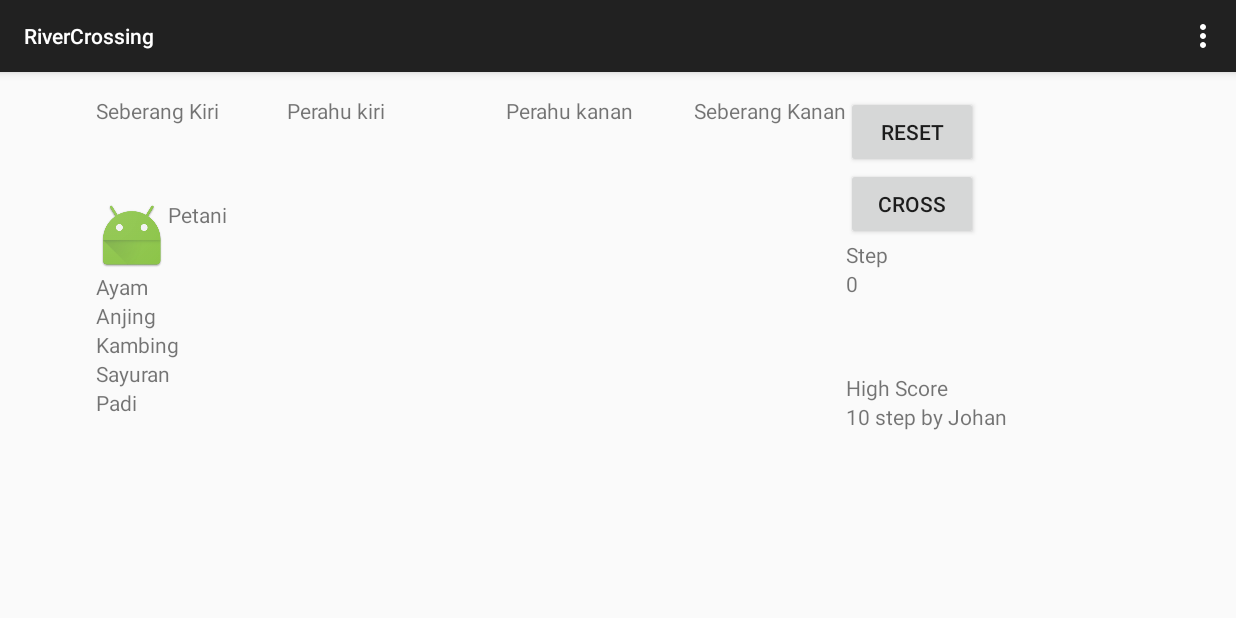
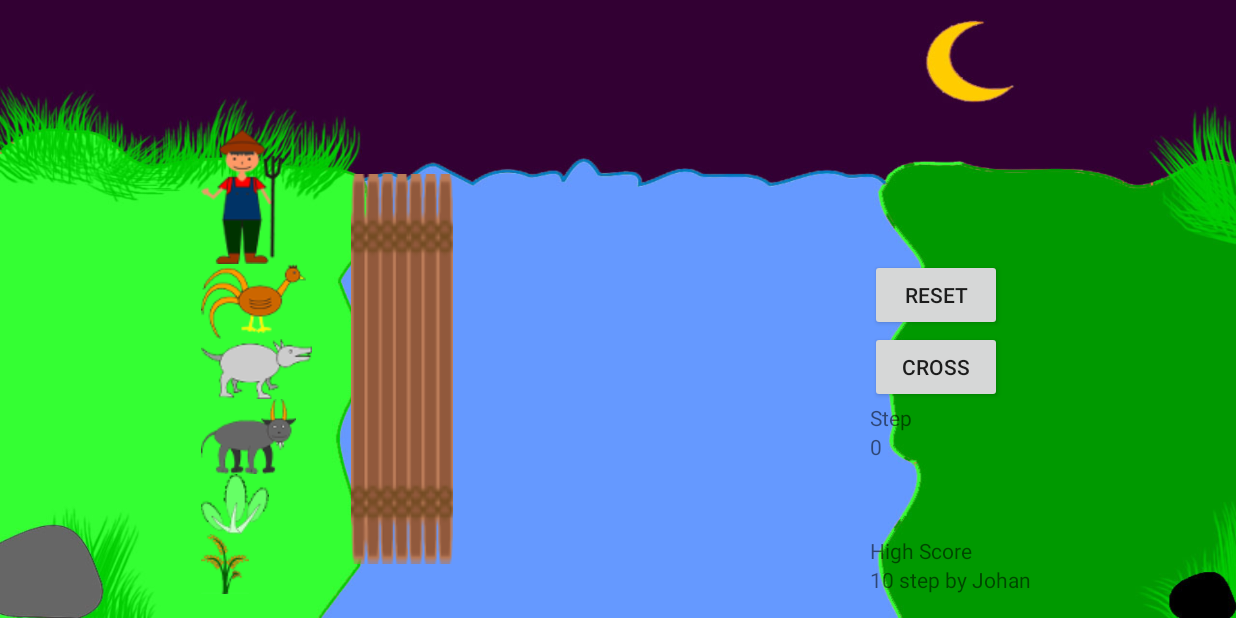
Before and after one commit to gunantosteven/RiverCrossing, an Android app: the screen it shows after launch (MainActivity), on a phone screen of 824 x 412 dp (held sideways). Run offline under Robolectric (Android 15) with nearby library versions, the phone set to English and light mode, and no system bars.

Commit message:
update using image

```diff
--- a/app/src/main/java/com/gunsoft/rivercrossing/MainActivity.java
+++ b/app/src/main/java/com/gunsoft/rivercrossing/MainActivity.java
@@ -13,6 +13,7 @@ import android.view.MotionEvent;
 import android.view.View;
 import android.view.ViewGroup;
 import android.view.ViewParent;
+import android.view.Window;
 import android.widget.Button;
 import android.widget.LinearLayout;
 import android.widget.RelativeLayout;
@@ -32,6 +33,7 @@ public class MainActivity extends ActionBarActivity {
     @Override
     protected void onCreate(Bundle savedInstanceState) {
         super.onCreate(savedInstanceState);
+        getSupportActionBar().hide(); // << hide title bar
         setContentView(R.layout.activity_main);
 
         linearlayout = (LinearLayout) findViewById(R.id.linearlayout);
@@ -48,6 +50,9 @@ public class MainActivity extends ActionBarActivity {
         Button btnReset = (Button) findViewById(R.id.btnReset);
 
         txtStep = (TextView) findViewById(R.id.txtStep);
+
+        // hide perahu kanan
+        perahuKanan.setVisibility(View.INVISIBLE);
 
         //Urutan Logika IF
         // IF pertama seberang Kiri
@@ -450,15 +455,15 @@ public class MainActivity extends ActionBarActivity {
                     Toast.makeText(getApplicationContext(), "Petani perlu ada di kapal", Toast.LENGTH_SHORT).show();
                     return;
                 }
-                else if(count == 1)
+                else if(count == 0)
                 {
                     Toast.makeText(getApplicationContext(), "Tidak bisa menyebrang tidak ada objek", Toast.LENGTH_SHORT).show();
                     return;
                 }
                 // start to move
-                for(int i = 1; count > i; i++)
+                for(int i = 0; count > i; i++)
                 {
-                    TextView t = (TextView) sisiPerahuSekarang.getChildAt(1);
+                    TextView t = (TextView) sisiPerahuSekarang.getChildAt(0);
                     ((ViewGroup)t.getParent()).removeView(t);
                     if(letakPerahu.equals("kiri"))
                     {
@@ -475,15 +480,19 @@ public class MainActivity extends ActionBarActivity {
                 {
                     letakPerahu = "kanan";
                     sisiPerahuSekarang = perahuKanan;
+                    perahuKanan.setVisibility(View.VISIBLE);
+                    perahuKiri.setVisibility(View.INVISIBLE);
                 }
                 else
                 {
                     letakPerahu = "kiri";
                     sisiPerahuSekarang = perahuKiri;
+                    perahuKanan.setVisibility(View.INVISIBLE);
+                    perahuKiri.setVisibility(View.VISIBLE);
                 }
 
                 // check if win
-                if(seberangKiri.getChildCount() == 1)
+                if(seberangKiri.getChildCount() == 0)
                 {
                     tryagain();
                 }
@@ -497,7 +506,7 @@ public class MainActivity extends ActionBarActivity {
 
     public boolean checkPerahu()
     {
-        if(sisiPerahuSekarang.getChildCount() <= 3)
+        if(sisiPerahuSekarang.getChildCount() < 3)
         {
             return true;
         }
@@ -535,6 +544,11 @@ public class MainActivity extends ActionBarActivity {
 
                 sisiPerahuSekarang = perahuKiri;
                 letakPerahu = "kiri";
+
+                // hide perahu kanan
+                perahuKanan.setVisibility(View.INVISIBLE);
+                // show perahu kiri
+                perahuKiri.setVisibility(View.VISIBLE);
 
                 // reset step
                 step = 0;
@@ -592,6 +606,11 @@ public class MainActivity extends ActionBarActivity {
 
                 sisiPerahuSekarang = perahuKiri;
                 letakPerahu = "kiri";
+
+                // hide perahu kanan
+                perahuKanan.setVisibility(View.INVISIBLE);
+                // show perahu kiri
+                perahuKiri.setVisibility(View.VISIBLE);
 
                 // reset step
                 step = 0;
--- a/app/src/main/res/layout/activity_main.xml
+++ b/app/src/main/res/layout/activity_main.xml
@@ -3,7 +3,8 @@
     android:layout_height="match_parent" android:paddingLeft="@dimen/activity_horizontal_margin"
     android:paddingRight="@dimen/activity_horizontal_margin"
     android:paddingTop="@dimen/activity_vertical_margin"
-    android:paddingBottom="@dimen/activity_vertical_margin" tools:context=".MainActivity">
+    android:paddingBottom="@dimen/activity_vertical_margin" tools:context=".MainActivity"
+    android:background="@drawable/background">
 
 
 
@@ -15,66 +16,65 @@
 
         <LinearLayout
             android:orientation="vertical"
-            android:layout_width="wrap_content"
+            android:layout_width="80dp"
             android:layout_height="match_parent"
-            android:id="@+id/linearSeberangKiri">
+            android:id="@+id/linearSeberangKiri"
+            android:gravity="bottom"
+            android:layout_marginRight="0dp"
+            android:layout_marginLeft="70dp"
+            android:layout_marginTop="10dp">
 
             <TextView
                 android:layout_width="wrap_content"
                 android:layout_height="wrap_content"
-                android:text="Seberang Kiri"
-                android:id="@+id/txtSeberangKiri"
-                android:layout_marginBottom="50dp" />
-
-            <TextView android:text="Petani" android:layout_width="wrap_content"
-                android:layout_height="wrap_content"
                 android:id="@+id/txtPetani"
-                android:drawableLeft="@mipmap/ic_launcher" />
+                android:layout_alignParentBottom="true"
+                android:drawableLeft="@drawable/petani" />
 
             <TextView
                 android:layout_width="wrap_content"
                 android:layout_height="wrap_content"
-                android:text="Ayam"
+                android:text=""
                 android:id="@+id/txtAyam"
                 android:layout_below="@+id/txtPetani"
-                android:layout_alignParentLeft="true"
-                android:layout_alignParentStart="true" />
+                android:layout_alignParentBottom="true"
+                android:drawableLeft="@drawable/ayam"/>
 
             <TextView
                 android:layout_width="wrap_content"
                 android:layout_height="wrap_content"
-                android:text="Anjing"
+                android:text=""
                 android:id="@+id/txtAnjing"
                 android:layout_below="@+id/txtAyam"
-                android:layout_alignParentLeft="true"
-                android:layout_alignParentStart="true" />
+                android:layout_alignParentBottom="true"
+                android:drawableLeft="@drawable/anjing"/>
 
             <TextView
                 android:layout_width="wrap_content"
                 android:layout_height="wrap_content"
-                android:text="Kambing"
+                android:text=""
                 android:id="@+id/txtKambing"
                 android:layout_below="@+id/txtAnjing"
-                android:layout_alignParentLeft="true"
-                android:layout_alignParentStart="true" />
+                android:layout_alignParentBottom="true"
+                android:drawableLeft="@drawable/kambing"/>
 
             <TextView
                 android:layout_width="wrap_content"
                 android:layout_height="wrap_content"
-                android:text="Sayuran"
+                android:text=""
                 android:id="@+id/txtSayuran"
                 android:layout_below="@+id/txtKambing"
-                android:layout_alignParentLeft="true"
-                android:layout_alignParentStart="true" />
+                android:layout_alignParentBottom="true"
+                android:drawableLeft="@drawable/sayur"/>
 
             <TextView
                 android:layout_width="wrap_content"
                 android:layout_height="wrap_content"
-                android:text="Padi"
+                android:text=""
                 android:id="@+id/txtPadi"
                 android:layout_below="@+id/txtSayuran"
-                android:layout_alignParentLeft="true"
-                android:layout_alignParentStart="true" />
+                android:layout_alignParentBottom="true"
+                android:drawableLeft="@drawable/padi"/>
 
         </LinearLayout>
 
@@ -83,16 +83,12 @@
             android:orientation="vertical"
             android:layout_width="wrap_content"
             android:layout_height="match_parent"
-            android:layout_marginLeft="40dp"
-            android:layout_marginRight="40dp"
-            android:id="@+id/linearPerahuKiri">
-
-            <TextView
-                android:layout_width="wrap_content"
-                android:layout_height="wrap_content"
-                android:text="Perahu kiri"
-                android:id="@+id/txtPerahuKiri"
-                android:layout_marginBottom="50dp" />
+            android:layout_marginLeft="20dp"
+            android:layout_marginRight="80dp"
+            android:id="@+id/linearPerahuKiri"
+            android:layout_marginTop="100dp"
+            android:background="@drawable/rakit"
+            android:layout_marginBottom="20dp">
 
         </LinearLayout>
 
@@ -100,16 +96,21 @@
             android:orientation="vertical"
             android:layout_width="wrap_content"
             android:layout_height="match_parent"
-            android:layout_marginLeft="40dp"
+            android:layout_marginLeft="10dp"
             android:layout_marginRight="40dp"
-            android:id="@+id/linearPerahuKanan">
+            android:id="@+id/linearPerahuKanan"
+            android:layout_marginTop="100dp"
+            android:layout_marginBottom="20dp"
+            android:background="@drawable/rakit">
 
-            <TextView
-                android:layout_width="wrap_content"
-                android:layout_height="wrap_content"
-                android:text="Perahu kanan"
-                android:id="@+id/txtPerahuKanan"
-                android:layout_marginBottom="50dp" />
+        </LinearLayout>
+
+        <LinearLayout
+            android:orientation="vertical"
+            android:layout_width="80dp"
+            android:layout_height="match_parent"
+            android:id="@+id/linearSeberangKanan"
+            android:layout_marginTop="10dp">
 
         </LinearLayout>
 
@@ -117,21 +118,7 @@
             android:orientation="vertical"
             android:layout_width="wrap_content"
             android:layout_height="match_parent"
-            android:id="@+id/linearSeberangKanan">
-
-            <TextView
-                android:layout_width="wrap_content"
-                android:layout_height="wrap_content"
-                android:text="Seberang Kanan"
-                android:id="@+id/txtSeberangKanan"
-                android:layout_marginBottom="50dp" />
-
-        </LinearLayout>
-
-        <LinearLayout
-            android:orientation="vertical"
-            android:layout_width="wrap_content"
-            android:layout_height="match_parent"
+            android:gravity="bottom"
             android:id="@+id/linearButtom">
 
             <Button
```
Also changed, not shown: app/src/main/res/drawable/anjing.png (added), app/src/main/res/drawable/ayam.png (added), app/src/main/res/drawable/background.jpg (added), app/src/main/res/drawable/kambing.png (added), app/src/main/res/drawable/padi.png (added), app/src/main/res/drawable/pemodelan/anjing.png (added), app/src/main/res/drawable/pemodelan/ayam.png (added), app/src/main/res/drawable/pemodelan/backgroundPemodelan.jpg (added), app/src/main/res/drawable/pemodelan/kambing.png (added), app/src/main/res/drawable/pemodelan/padi.png (added), app/src/main/res/drawable/pemodelan/petani.png (added), app/src/main/res/drawable/pemodelan/rakit.png (added), app/src/main/res/drawable/pemodelan/sayur.png (added), app/src/main/res/drawable/petani.png (added), 2 more files, 1 other file.
